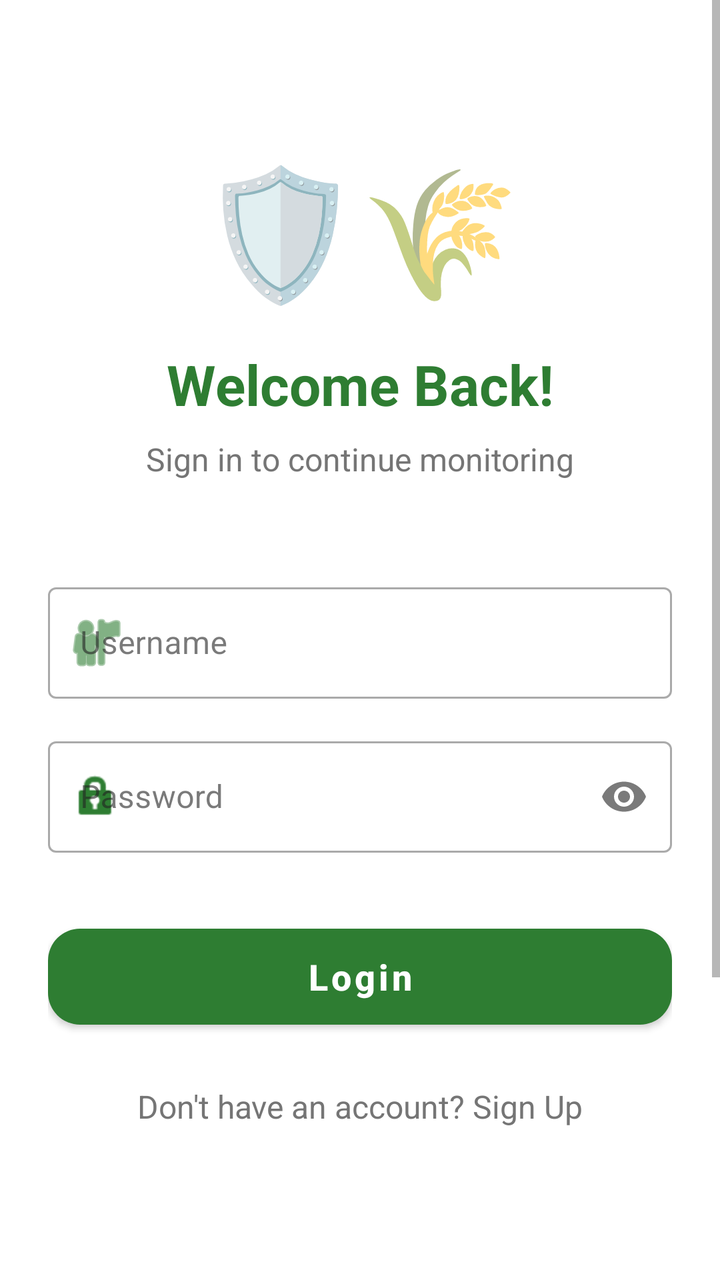
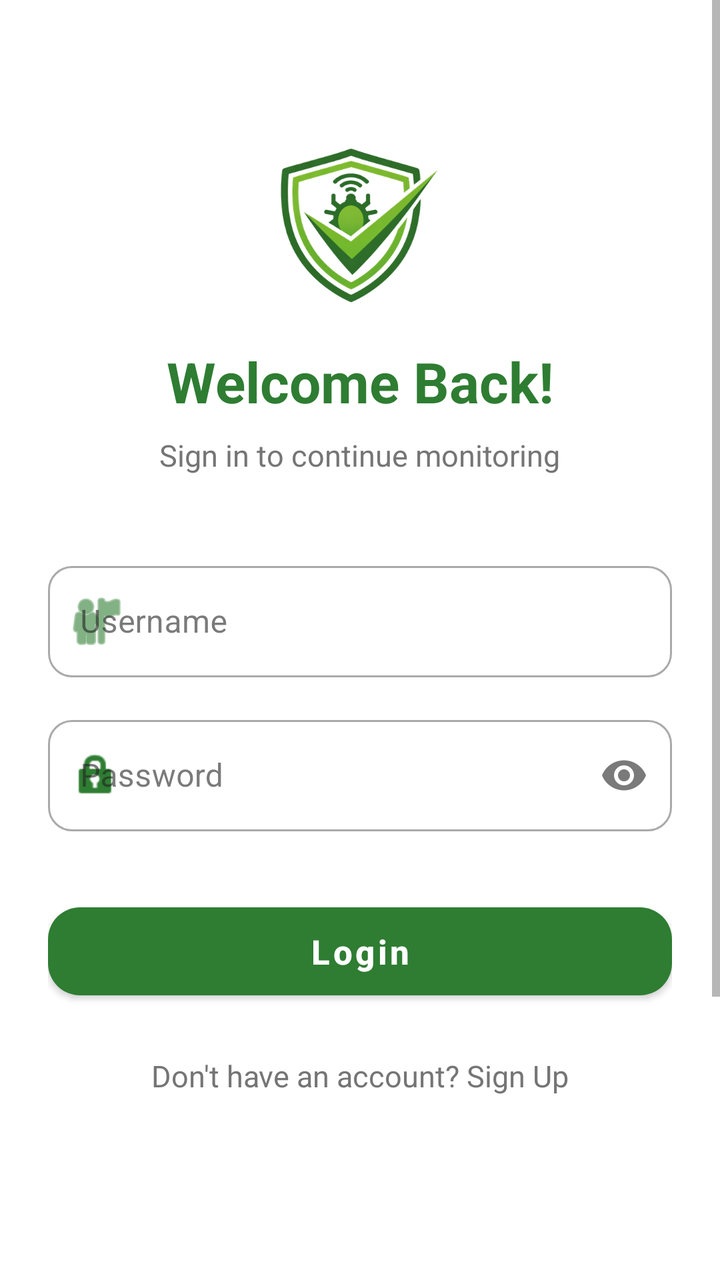

Two renders of the same Android screen: before a commit and after it. Below are the layout's source before the change and the commit's diff.
<!-- AndroidManifest.xml: application theme Theme.SPIM -->
<!-- res/layout/activity_login.xml -->
<?xml version="1.0" encoding="utf-8"?>
<androidx.constraintlayout.widget.ConstraintLayout xmlns:android="http://schemas.android.com/apk/res/android"
    xmlns:app="http://schemas.android.com/apk/res-auto"
    xmlns:tools="http://schemas.android.com/tools"
    android:layout_width="match_parent"
    android:layout_height="match_parent"
    android:background="@color/background_white">

    <ScrollView
        android:id="@+id/scrollView"
        android:layout_width="match_parent"
        android:layout_height="match_parent"
        android:fillViewport="true"
        android:isScrollContainer="true"
        android:scrollbars="vertical">

        <androidx.constraintlayout.widget.ConstraintLayout
            android:layout_width="match_parent"
            android:layout_height="wrap_content"
            android:padding="24dp">

            
            <TextView
                android:id="@+id/logo_icon"
                android:layout_width="wrap_content"
                android:layout_height="wrap_content"
                android:layout_marginTop="48dp"
                android:text="🛡️🌾"
                android:textSize="64sp"
                app:layout_constraintEnd_toEndOf="parent"
                app:layout_constraintStart_toStartOf="parent"
                app:layout_constraintTop_toTopOf="parent" />

            <TextView
                android:id="@+id/tv_welcome_back"
                android:layout_width="wrap_content"
                android:layout_height="wrap_content"
                android:layout_marginTop="16dp"
                android:text="@string/login_welcome_back"
                android:textColor="@color/primary_green"
                android:textSize="28sp"
                android:textStyle="bold"
                app:layout_constraintEnd_toEndOf="parent"
                app:layout_constraintStart_toStartOf="parent"
                app:layout_constraintTop_toBottomOf="@id/logo_icon" />

            <TextView
                android:id="@+id/tv_subtitle"
                android:layout_width="wrap_content"
                android:layout_height="wrap_content"
                android:layout_marginTop="8dp"
                android:text="@string/login_signin_subtitle"
                android:textColor="@color/text_secondary"
                android:textSize="16sp"
                app:layout_constraintEnd_toEndOf="parent"
                app:layout_constraintStart_toStartOf="parent"
                app:layout_constraintTop_toBottomOf="@id/tv_welcome_back" />

            
            <com.google.android.material.textfield.TextInputLayout
                android:id="@+id/til_username"
                style="@style/Widget.MaterialComponents.TextInputLayout.OutlinedBox"
                android:layout_width="match_parent"
                android:layout_height="wrap_content"
                android:layout_marginTop="48dp"
                android:hint="@string/login_username_hint"
                app:layout_constraintTop_toBottomOf="@id/tv_subtitle"
                app:startIconDrawable="@android:drawable/ic_menu_myplaces"
                app:startIconTint="@color/primary_green">

                <com.google.android.material.textfield.TextInputEditText
                    android:id="@+id/et_username"
                    android:layout_width="match_parent"
                    android:layout_height="wrap_content"
                    android:inputType="text"
                    android:imeOptions="actionNext" />

            </com.google.android.material.textfield.TextInputLayout>

            <com.google.android.material.textfield.TextInputLayout
                android:id="@+id/til_password"
                style="@style/Widget.MaterialComponents.TextInputLayout.OutlinedBox"
                android:layout_width="match_parent"
                android:layout_height="wrap_content"
                android:layout_marginTop="16dp"
                android:hint="@string/login_password_hint"
                app:endIconMode="password_toggle"
                app:layout_constraintTop_toBottomOf="@id/til_username"
                app:startIconDrawable="@android:drawable/ic_lock_idle_lock"
                app:startIconTint="@color/primary_green">

                <com.google.android.material.textfield.TextInputEditText
                    android:id="@+id/et_password"
                    android:layout_width="match_parent"
                    android:layout_height="wrap_content"
                    android:inputType="textPassword"
                    android:imeOptions="actionDone" />

            </com.google.android.material.textfield.TextInputLayout>

            
            <ProgressBar
                android:id="@+id/progress_bar"
                android:layout_width="wrap_content"
                android:layout_height="wrap_content"
                android:visibility="gone"
                android:indeterminateTint="@color/primary_green"
                app:layout_constraintTop_toBottomOf="@id/til_password"
                app:layout_constraintStart_toStartOf="parent"
                app:layout_constraintEnd_toEndOf="parent"
                android:layout_marginTop="16dp" />

            
            <com.google.android.material.button.MaterialButton
                android:id="@+id/btn_login"
                android:layout_width="match_parent"
                android:layout_height="60dp"
                android:layout_marginTop="32dp"
                android:text="@string/btn_login"
                android:textAllCaps="false"
                android:textSize="18sp"
                android:textStyle="bold"
                app:backgroundTint="@color/primary_green"
                app:cornerRadius="16dp"
                app:layout_constraintTop_toBottomOf="@id/til_password" />

            
            <TextView
                android:id="@+id/tv_sign_up"
                android:layout_width="wrap_content"
                android:layout_height="wrap_content"
                android:layout_marginTop="24dp"
                android:layout_marginBottom="250dp"
                android:text="@string/login_no_account"
                android:textColor="@color/text_secondary"
                android:textSize="16sp"
                app:layout_constraintBottom_toBottomOf="parent"
                app:layout_constraintEnd_toEndOf="parent"
                app:layout_constraintStart_toStartOf="parent"
                app:layout_constraintTop_toBottomOf="@id/btn_login"
                app:layout_constraintVertical_bias="1.0" />

        </androidx.constraintlayout.widget.ConstraintLayout>
    </ScrollView>

</androidx.constraintlayout.widget.ConstraintLayout>
<!-- resources referenced by this layout -->
<resources>
  <color name="background_white">#FFFFFF</color>
  <color name="primary_green">#2E7D32</color>
  <color name="text_secondary">#757575</color>
  <string name="btn_login">Login</string>
  <string name="login_no_account">Don\'t have an account? Sign Up</string>
  <string name="login_password_hint">Password</string>
  <string name="login_signin_subtitle">Sign in to continue monitoring</string>
  <string name="login_username_hint">Username</string>
  <string name="login_welcome_back">Welcome Back!</string>
  <style name="Theme.SPIM" parent="Theme.MaterialComponents.DayNight.NoActionBar">
          
          <item name="colorPrimary">@color/primary_green</item>
          <item name="colorPrimaryVariant">@color/primary_green_dark</item>
          <item name="colorOnPrimary">@color/white</item>
          
          
          <item name="colorSecondary">@color/secondary_brown</item>
          <item name="colorSecondaryVariant">@color/secondary_brown_dark</item>
          <item name="colorOnSecondary">@color/white</item>
          
          
          <item name="android:statusBarColor">@color/primary_green_dark</item>
          <item name="android:windowLightStatusBar">false</item>
          
          
          <item name="android:colorBackground">@color/background_light</item>
          <item name="colorSurface">@color/background_white</item>
          <item name="colorOnSurface">@color/text_primary</item>
          
          
          <item name="android:textColorPrimary">@color/text_primary</item>
          <item name="android:textColorSecondary">@color/text_secondary</item>
          <item name="android:textColorHint">@color/text_hint</item>
          
          
          <item name="colorError">@color/error_red</item>
          <item name="colorOnError">@color/white</item>
          
          
          <item name="android:windowBackground">@color/background_light</item>
          <item name="android:colorAccent">@color/accent_orange</item>
      </style>
  <color name="primary_green_dark">#1B5E20</color>
  <color name="white">#FFFFFFFF</color>
  <color name="secondary_brown">#8D6E63</color>
  <color name="secondary_brown_dark">#5D4037</color>
  <color name="background_light">#FAFAFA</color>
  <color name="text_primary">#212121</color>
  <color name="text_hint">#BDBDBD</color>
  <color name="error_red">#F44336</color>
  <color name="accent_orange">#FF7043</color>
</resources>

<!-- the commit's change to res/layout/activity_login.xml (unified diff, before → after) -->
@@ -20,13 +20,13 @@
             android:padding="24dp">
 
             
-            <TextView
+            <ImageView
                 android:id="@+id/logo_icon"
-                android:layout_width="wrap_content"
-                android:layout_height="wrap_content"
+                android:layout_width="80dp"
+                android:layout_height="80dp"
                 android:layout_marginTop="48dp"
-                android:text="🛡️🌾"
-                android:textSize="64sp"
+                android:src="@drawable/logo"
+                android:scaleType="centerCrop"
                 app:layout_constraintEnd_toEndOf="parent"
                 app:layout_constraintStart_toStartOf="parent"
                 app:layout_constraintTop_toTopOf="parent" />
@@ -35,7 +35,7 @@
                 android:id="@+id/tv_welcome_back"
                 android:layout_width="wrap_content"
                 android:layout_height="wrap_content"
-                android:layout_marginTop="16dp"
+                android:layout_marginTop="20dp"
                 android:text="@string/login_welcome_back"
                 android:textColor="@color/primary_green"
                 android:textSize="28sp"
@@ -51,7 +51,7 @@
                 android:layout_marginTop="8dp"
                 android:text="@string/login_signin_subtitle"
                 android:textColor="@color/text_secondary"
-                android:textSize="16sp"
+                android:textSize="15sp"
                 app:layout_constraintEnd_toEndOf="parent"
                 app:layout_constraintStart_toStartOf="parent"
                 app:layout_constraintTop_toBottomOf="@id/tv_welcome_back" />
@@ -62,9 +62,13 @@
                 style="@style/Widget.MaterialComponents.TextInputLayout.OutlinedBox"
                 android:layout_width="match_parent"
                 android:layout_height="wrap_content"
-                android:layout_marginTop="48dp"
+                android:layout_marginTop="40dp"
                 android:hint="@string/login_username_hint"
                 app:layout_constraintTop_toBottomOf="@id/tv_subtitle"
+                app:boxCornerRadiusBottomEnd="12dp"
+                app:boxCornerRadiusBottomStart="12dp"
+                app:boxCornerRadiusTopEnd="12dp"
+                app:boxCornerRadiusTopStart="12dp"
                 app:startIconDrawable="@android:drawable/ic_menu_myplaces"
                 app:startIconTint="@color/primary_green">
 
@@ -86,6 +90,10 @@
                 android:hint="@string/login_password_hint"
                 app:endIconMode="password_toggle"
                 app:layout_constraintTop_toBottomOf="@id/til_username"
+                app:boxCornerRadiusBottomEnd="12dp"
+                app:boxCornerRadiusBottomStart="12dp"
+                app:boxCornerRadiusTopEnd="12dp"
+                app:boxCornerRadiusTopStart="12dp"
                 app:startIconDrawable="@android:drawable/ic_lock_idle_lock"
                 app:startIconTint="@color/primary_green">
 
@@ -114,11 +122,11 @@
             <com.google.android.material.button.MaterialButton
                 android:id="@+id/btn_login"
                 android:layout_width="match_parent"
-                android:layout_height="60dp"
+                android:layout_height="56dp"
                 android:layout_marginTop="32dp"
                 android:text="@string/btn_login"
                 android:textAllCaps="false"
-                android:textSize="18sp"
+                android:textSize="17sp"
                 android:textStyle="bold"
                 app:backgroundTint="@color/primary_green"
                 app:cornerRadius="16dp"
@@ -133,7 +141,7 @@
                 android:layout_marginBottom="250dp"
                 android:text="@string/login_no_account"
                 android:textColor="@color/text_secondary"
-                android:textSize="16sp"
+                android:textSize="15sp"
                 app:layout_constraintBottom_toBottomOf="parent"
                 app:layout_constraintEnd_toEndOf="parent"
                 app:layout_constraintStart_toStartOf="parent"
<!-- resource entries referenced after the edit -->
@@ -3,6 +3,7 @@
   <color name="background_white">#FFFFFF</color>
   <color name="primary_green">#2E7D32</color>
   <color name="text_secondary">#757575</color>
+  <!-- drawable logo: png bitmap (drawable, 86002 bytes) -->
   <string name="btn_login">Login</string>
   <string name="login_no_account">Don\'t have an account? Sign Up</string>
   <string name="login_password_hint">Password</string>
